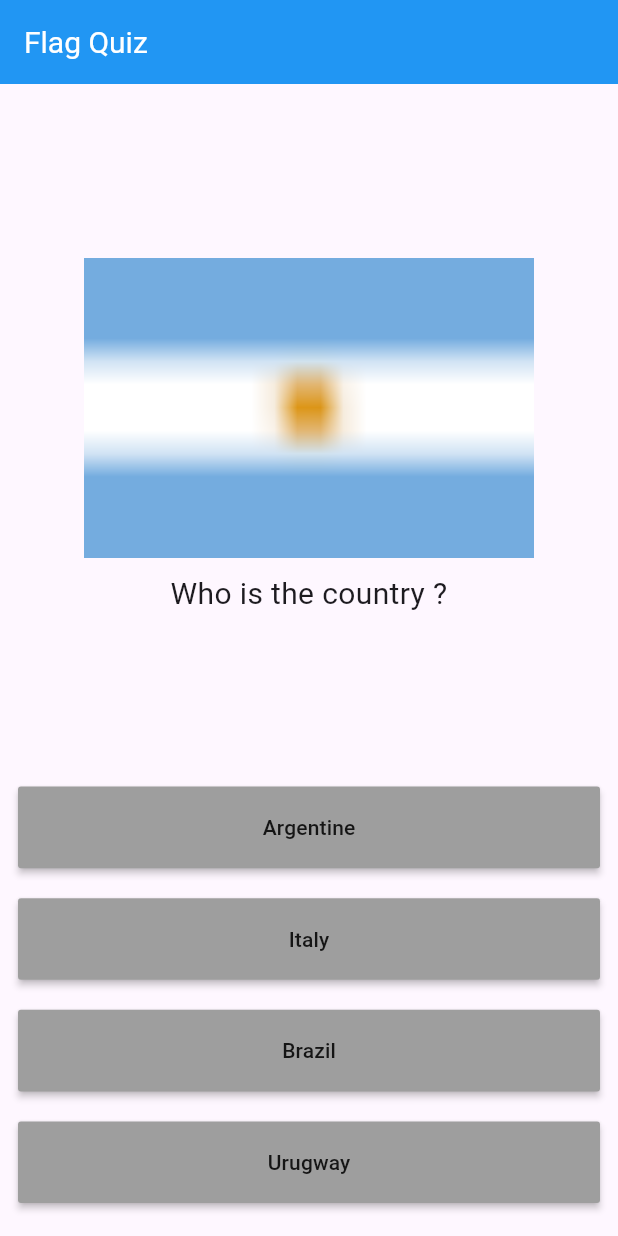
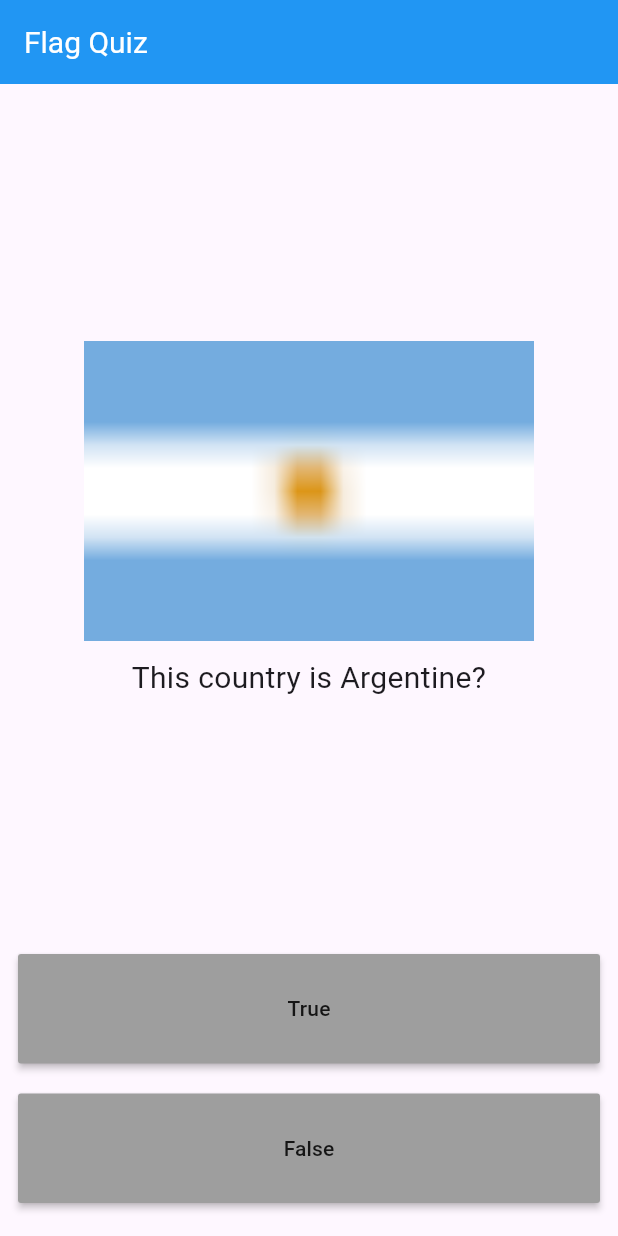
Before and after one commit to walidmadad/quiz_flag, a Flutter app: the screen it shows after launch, on a phone screen of 412 x 824 dp. Run offline on Flutter 3.47's test engine with Material 3 defaults, Android fonts, the phone set to English and light mode, and no system bars.

Commit message:
update main.dart

```diff
--- a/lib/main.dart
+++ b/lib/main.dart
@@ -30,6 +30,43 @@ class ExamPage extends StatefulWidget {
 
 class _ExamPageState extends State<ExamPage> {
   List<Widget> answerResult = [];
+
+  List<String> questions = [
+    "Argentine",
+    "France",
+    "germany",
+    "Egypt",
+    "Ghana",
+    "Hong Kong",
+    "Italy",
+    "Vitenam",
+    "Sri Lanka",
+  ];
+  List<bool> correctAnswer = [
+    true,
+    false,
+    false,
+    true,
+    true,
+    true,
+    false,
+    false,
+    true,
+  ];
+
+  List<String> questionImage = [
+    "ar",
+    "be",
+    "cm",
+    "eg",
+    "gh",
+    "hk",
+    "in",
+    "ma",
+    "lk",
+  ];
+  int questionNumber = 0;
+
   @override
   Widget build(BuildContext context) {
     return Column(
@@ -42,7 +79,9 @@ class _ExamPageState extends State<ExamPage> {
             mainAxisAlignment: MainAxisAlignment.center,
             children: [
               Image(
-                image: const AssetImage("images/ar.png"),
+                image: AssetImage(
+                  'images/${questionImage[questionNumber]}.png',
+                ),
                 width: 300,
                 height: 200,
                 fit: BoxFit.cover,
@@ -50,7 +89,7 @@ class _ExamPageState extends State<ExamPage> {
 
               SizedBox(height: 10),
               Text(
-                "Who is the country ?",
+                "This country is ${questions[questionNumber]}?",
                 textAlign: TextAlign.center,
                 style: TextStyle(fontSize: 20),
               ),
@@ -64,16 +103,26 @@ class _ExamPageState extends State<ExamPage> {
             child: MaterialButton(
               onPressed: () {
                 setState(() {
+                  if (correctAnswer[questionNumber] == true) {
                     answerResult.add(
                       Padding(
                         padding: const EdgeInsets.all(8.0),
                         child: Icon(Icons.thumb_up, color: Colors.green),
                       ),
                     );
+                  } else {
+                    answerResult.add(
+                      Padding(
+                        padding: const EdgeInsets.all(8.0),
+                        child: Icon(Icons.thumb_down, color: Colors.red),
+                      ),
+                    );
+                  }
+                  questionNumber++;
                 });
               },
               color: Colors.grey,
-              child: Text("Argentine"),
+              child: Text("True"),
             ),
           ),
         ),
@@ -83,54 +132,26 @@ class _ExamPageState extends State<ExamPage> {
             child: MaterialButton(
               onPressed: () {
                 setState(() {
+                  if (correctAnswer[questionNumber] == false) {
+                    answerResult.add(
+                      Padding(
+                        padding: const EdgeInsets.all(8.0),
+                        child: Icon(Icons.thumb_up, color: Colors.green),
+                      ),
+                    );
+                  } else {
                     answerResult.add(
                       Padding(
                         padding: const EdgeInsets.all(8.0),
                         child: Icon(Icons.thumb_down, color: Colors.red),
                       ),
                     );
+                  }
+                  questionNumber++;
                 });
               },
               color: Colors.grey,
-              child: Text("Italy"),
-            ),
-          ),
-        ),
-        Expanded(
-          child: Padding(
-            padding: const EdgeInsets.symmetric(vertical: 10.0),
-            child: MaterialButton(
-              onPressed: () {
-                setState(() {
-                  answerResult.add(
-                    Padding(
-                      padding: const EdgeInsets.all(8.0),
-                      child: Icon(Icons.thumb_down, color: Colors.red),
-                    ),
-                  );
-                });
-              },
-              color: Colors.grey,
-              child: Text("Brazil"),
-            ),
-          ),
-        ),
-        Expanded(
-          child: Padding(
-            padding: const EdgeInsets.symmetric(vertical: 10.0),
-            child: MaterialButton(
-              onPressed: () {
-                setState(() {
-                  answerResult.add(
-                    Padding(
-                      padding: const EdgeInsets.all(8.0),
-                      child: Icon(Icons.thumb_down, color: Colors.red),
-                    ),
-                  );
-                });
-              },
-              color: Colors.grey,
-              child: Text("Urugway"),
+              child: Text("False"),
             ),
           ),
         ),
```
Lines whose indentation alone changed are shown as unchanged.
